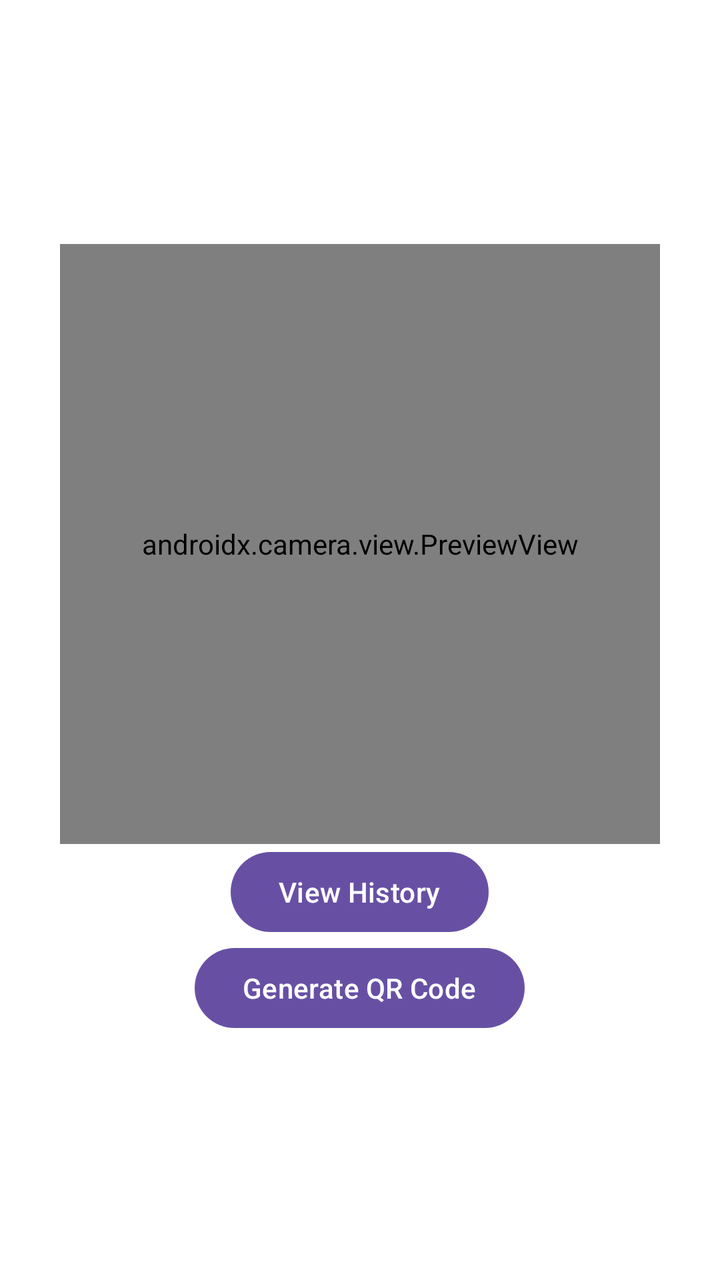
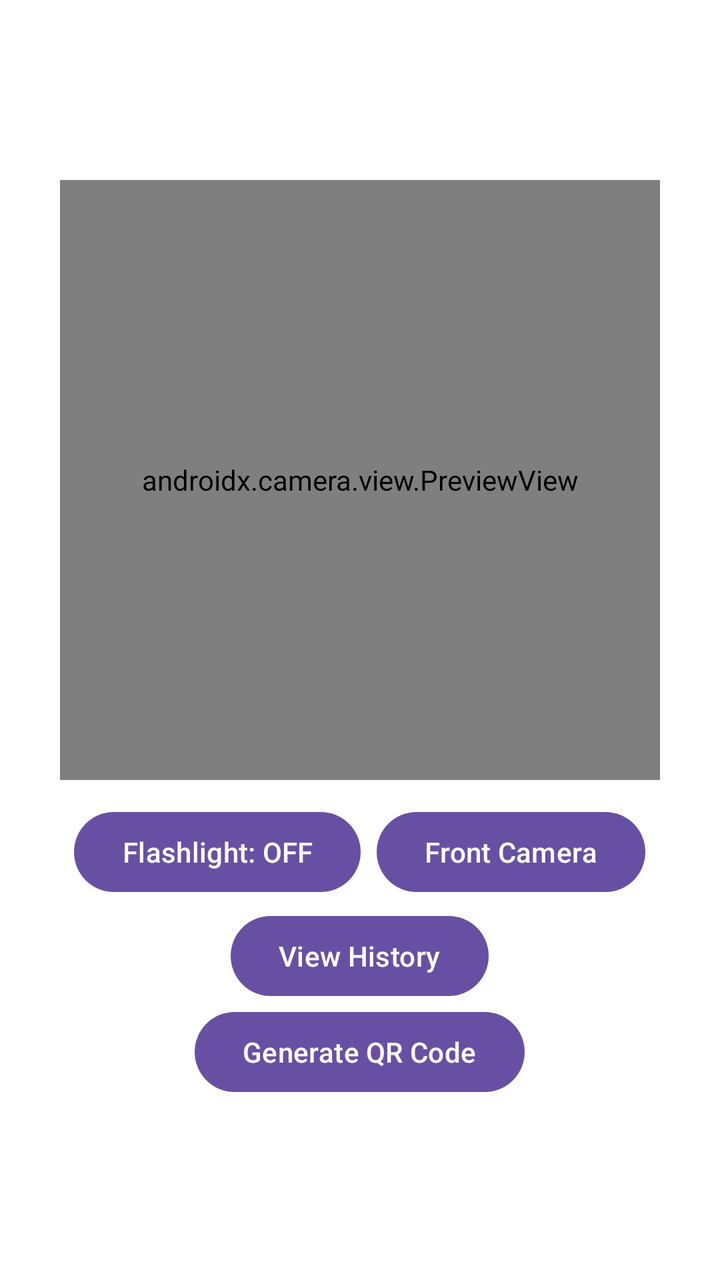

The first picture is an Android layout as it rendered before a commit; the second is the same layout after the commit. The layout source and the unified diff follow.
<!-- AndroidManifest.xml: application theme Theme.SimpleQRCodeScanner -->
<!-- res/layout/activity_main.xml -->
<?xml version="1.0" encoding="utf-8"?>
<LinearLayout xmlns:android="http://schemas.android.com/apk/res/android"
    xmlns:app="http://schemas.android.com/apk/res-auto"
    xmlns:tools="http://schemas.android.com/tools"
    android:id="@+id/main"
    android:layout_width="match_parent"
    android:background="@color/white"
    android:layout_height="match_parent"
    android:gravity="center"
    android:orientation="vertical"
    tools:context=".MainActivity">

    <androidx.camera.view.PreviewView
        android:id="@+id/previewView"
        android:layout_width="300dp"
        android:layout_height="300dp" />

    <Button
        android:id="@+id/historyButton"
        android:layout_width="wrap_content"
        android:layout_height="wrap_content"
        android:text="View History"
        android:layout_gravity="center"/>

    <Button
        android:id="@+id/generateQRButton"
        android:layout_width="wrap_content"
        android:layout_height="wrap_content"
        android:text="Generate QR Code"
        android:layout_gravity="center"/>

    <Button
        android:id="@+id/btnRescan"
        android:layout_width="wrap_content"
        android:layout_height="wrap_content"
        android:text="Rescan"
        android:visibility="gone"
        android:layout_gravity="center"/>

</LinearLayout>
<!-- resources referenced by this layout -->
<resources>
  <color name="white">#FFFFFFFF</color>
  <style name="Theme.SimpleQRCodeScanner" parent="Base.Theme.SimpleQRCodeScanner" />
  <style name="Base.Theme.SimpleQRCodeScanner" parent="Theme.Material3.Light.NoActionBar">
          
          
      </style>
</resources>

<!-- the commit's change to res/layout/activity_main.xml (unified diff, before → after) -->
@@ -14,6 +14,28 @@
         android:id="@+id/previewView"
         android:layout_width="300dp"
         android:layout_height="300dp" />
+
+    <LinearLayout
+        android:layout_width="match_parent"
+        android:layout_height="wrap_content"
+        android:orientation="horizontal"
+        android:gravity="center"
+        android:layout_marginTop="8dp">
+
+        <Button
+            android:id="@+id/btnFlashlight"
+            android:layout_width="wrap_content"
+            android:layout_height="wrap_content"
+            android:text="Flashlight: OFF"
+            android:layout_margin="4dp"/>
+
+        <Button
+            android:id="@+id/btnSwitchCamera"
+            android:layout_width="wrap_content"
+            android:layout_height="wrap_content"
+            android:text="Front Camera"
+            android:layout_margin="4dp"/>
+    </LinearLayout>
 
     <Button
         android:id="@+id/historyButton"
